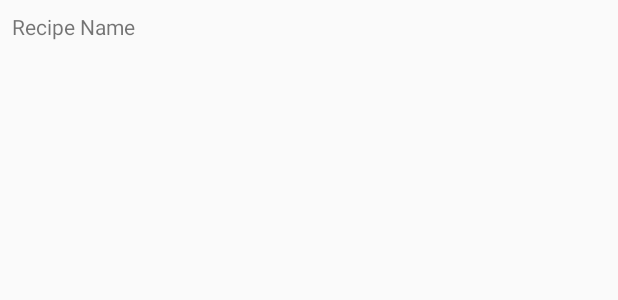
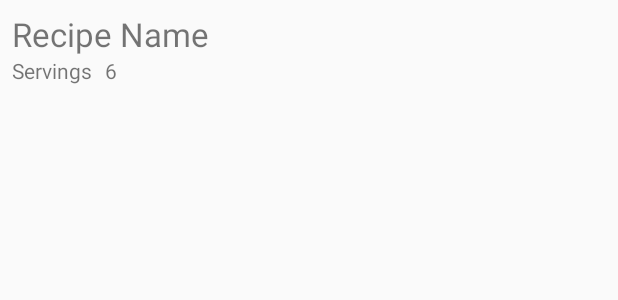
Before and after one commit to ivoGanev/bake-it, an Android app: the layout item_recipe.xml on its own in the app's theme, with its tools: preview values and no code run, on a phone screen of 412 x 824 dp. Shown: the top 300 px of the screen. Run offline under Robolectric (Android 15) with nearby library versions, the phone set to English and light mode, and no system bars.

Commit message:
Create RecipeActivity to receive recipes

```diff
--- a/app/src/main/AndroidManifest.xml
+++ b/app/src/main/AndroidManifest.xml
@@ -13,6 +13,7 @@
         android:roundIcon="@mipmap/ic_launcher_round"
         android:supportsRtl="true"
         android:theme="@style/AppTheme">
+        <activity android:name=".screen.recipe.RecipeActivity"></activity>
         <activity android:name=".screen.main.MainActivity">
             <intent-filter>
                 <action android:name="android.intent.action.MAIN" />
--- a/app/src/main/java/android/ivo/bake_it/api/RecipesClient.java
+++ b/app/src/main/java/android/ivo/bake_it/api/RecipesClient.java
@@ -115,9 +115,6 @@ public class RecipesClient {
 
                     jsonToString = builder.toString();
 
-                    //TODO Parse JSON Objects
-
-
                     JSONArray mainJsonArray = null;
                     try {
                         mainJsonArray =new JSONArray(jsonToString);
--- a/app/src/main/java/android/ivo/bake_it/screen/main/MainAdapter.java
+++ b/app/src/main/java/android/ivo/bake_it/screen/main/MainAdapter.java
@@ -31,7 +31,9 @@ public class MainAdapter extends RecyclerView.Adapter<MainAdapter.ViewHolder> {
 
     @Override
     public void onBindViewHolder(@NonNull ViewHolder holder, int position) {
-        holder.binding.itemRecipeName.setText(recipes.get(position).getName());
+        Recipe recipe = recipes.get(position);
+        holder.binding.itemRecipeName.setText(recipe.getName());
+        holder.binding.itemRecipeServingsCount.setText(String.valueOf(recipe.getServings()));
     }
 
     @Override
@@ -46,7 +48,7 @@ public class MainAdapter extends RecyclerView.Adapter<MainAdapter.ViewHolder> {
         public ViewHolder(@NonNull View itemView) {
             super(itemView);
             binding = ItemRecipeBinding.bind(itemView);
-            binding.itemRecipeName.setOnClickListener(this);
+            itemView.setOnClickListener(this);
         }
 
         @Override
--- a/app/src/main/res/layout/item_recipe.xml
+++ b/app/src/main/res/layout/item_recipe.xml
@@ -12,7 +12,26 @@
         android:layout_height="wrap_content"
         android:layout_marginStart="8dp"
         android:layout_marginTop="8dp"
-        tools:text="Recipe Name"
+        android:textSize="22sp"
         app:layout_constraintStart_toStartOf="parent"
-        app:layout_constraintTop_toTopOf="parent" />
+        app:layout_constraintTop_toTopOf="parent"
+        tools:text="Recipe Name" />
+
+    <TextView
+        android:id="@+id/item_recipe_servings"
+        android:layout_width="wrap_content"
+        android:layout_height="wrap_content"
+        android:text="@string/item_recipe_servings"
+        app:layout_constraintStart_toStartOf="@+id/item_recipe_name"
+        app:layout_constraintTop_toBottomOf="@+id/item_recipe_name" />
+
+    <TextView
+        android:id="@+id/item_recipe_servings_count"
+        android:layout_width="wrap_content"
+        android:layout_height="wrap_content"
+        android:layout_marginStart="8dp"
+        tools:text="6"
+        app:layout_constraintStart_toEndOf="@+id/item_recipe_servings"
+        app:layout_constraintTop_toBottomOf="@+id/item_recipe_name" />
+
 </androidx.constraintlayout.widget.ConstraintLayout>
--- a/app/src/main/res/values/strings.xml
+++ b/app/src/main/res/values/strings.xml
@@ -1,3 +1,4 @@
 <resources>
     <string name="app_name">bake-it</string>
+    <string name="item_recipe_servings">Servings</string>
 </resources>
```
Also changed, not shown: app/src/main/java/android/ivo/bake_it/model/Ingredient.java (+34 -1 lines), app/src/main/java/android/ivo/bake_it/model/Recipe.java (+40 -2 lines), app/src/main/java/android/ivo/bake_it/model/Step.java (+38 -1 lines), app/src/main/java/android/ivo/bake_it/screen/main/MainActivity.java (+18 -8 lines), app/src/main/java/android/ivo/bake_it/screen/recipe/RecipeActivity.java (added, +28 -0 lines), app/src/main/res/layout/activity_recipe.xml (added, +9 -0 lines).
